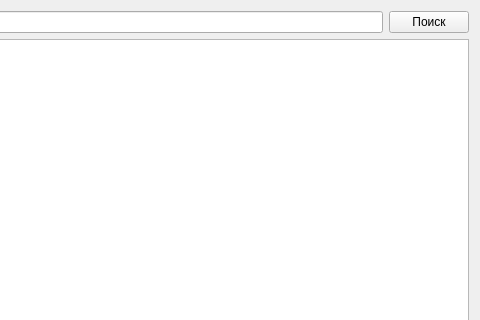
The window that qRutrGui/mainwindow.ui (LostGuard/qRutrViewer) describes before a commit, drawn with Qt 5; both pictures show x 542 to 1022 and y 0 to 320 of the 1022 by 724 pixel window.
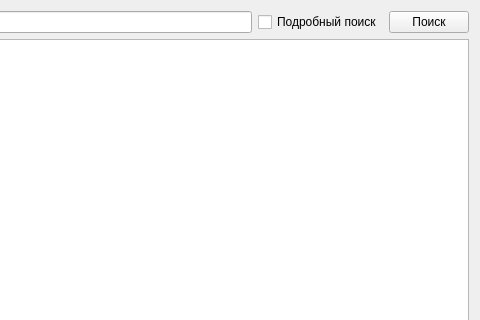
The same window after the commit.

Commit message: Добвил сжатие контента. Добавил полнотекстовой поиск. Изменения в структуре базы

Diff of the .ui file:
```diff
--- a/qRutrGui/mainwindow.ui
+++ b/qRutrGui/mainwindow.ui
@@ -27,6 +27,13 @@
       <item>
        <widget class="QLineEdit" name="searchEdit"/>
       </item>
+      <item>
+       <widget class="QCheckBox" name="detailedSearchCheckBox">
+        <property name="text">
+         <string>Подробный поиск</string>
+        </property>
+       </widget>
+      </item>
       <item>
        <widget class="QPushButton" name="searchButton">
         <property name="text">
```
The commit also changes 7 other files.
